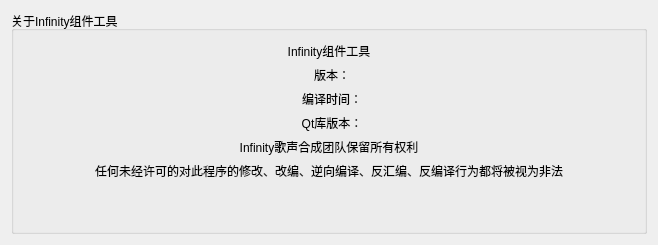
The window that IIDialog.ui (Infinity-Voice-Synthesis/InfinityModuleTool) describes before a commit, drawn with Qt 5.
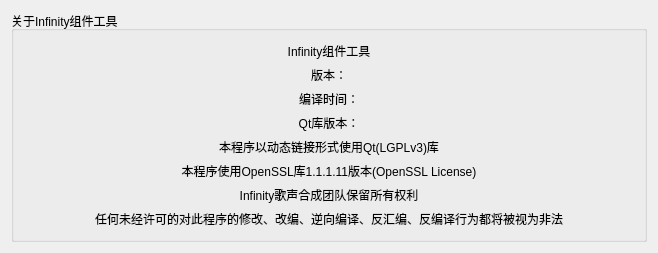
The same window after the commit. Icons and pictures are not drawn.

What changed in the file:
```diff
--- a/IIDialog.ui
+++ b/IIDialog.ui
@@ -24,36 +24,24 @@
       <string>关于Infinity组件工具</string>
      </property>
      <layout class="QGridLayout" name="gridLayout">
-      <item row="2" column="1">
-       <widget class="QLabel" name="comt">
+      <item row="6" column="0" colspan="2">
+       <widget class="QLabel" name="label_3">
         <property name="text">
-         <string>编译时间：</string>
+         <string>Infinity歌声合成团队保留所有权利</string>
         </property>
         <property name="alignment">
          <set>Qt::AlignCenter</set>
         </property>
        </widget>
       </item>
-      <item row="7" column="1">
-       <spacer name="horizontalSpacer_2">
-        <property name="orientation">
-         <enum>Qt::Horizontal</enum>
-        </property>
-        <property name="sizeHint" stdset="0">
-         <size>
-          <width>602</width>
-          <height>20</height>
-         </size>
-        </property>
-       </spacer>
-      </item>
       <item row="5" column="0" colspan="2">
-       <widget class="QLabel" name="label_4">
-        <property name="text">
-         <string>任何未经许可的对此程序的修改、改编、逆向编译、反汇编、反编译行为都将被视为非法</string>
+       <widget class="QPushButton" name="openssl">
+        <property name="styleSheet">
+         <string notr="true">border:none;
+background-color: rgba(255, 255, 255, 0);</string>
         </property>
-        <property name="alignment">
-         <set>Qt::AlignCenter</set>
+        <property name="text">
+         <string>本程序使用OpenSSL库1.1.1.11版本(OpenSSL License)</string>
         </property>
        </widget>
       </item>
@@ -67,17 +55,27 @@
         </property>
        </widget>
       </item>
-      <item row="1" column="1">
-       <widget class="QLabel" name="version">
+      <item row="7" column="0" colspan="2">
+       <widget class="QLabel" name="label_4">
         <property name="text">
-         <string>版本：</string>
+         <string>任何未经许可的对此程序的修改、改编、逆向编译、反汇编、反编译行为都将被视为非法</string>
         </property>
         <property name="alignment">
          <set>Qt::AlignCenter</set>
         </property>
        </widget>
       </item>
-      <item row="3" column="1">
+      <item row="4" column="0" colspan="2">
+       <widget class="QLabel" name="label_2">
+        <property name="text">
+         <string>本程序以动态链接形式使用Qt(LGPLv3)库</string>
+        </property>
+        <property name="alignment">
+         <set>Qt::AlignCenter</set>
+        </property>
+       </widget>
+      </item>
+      <item row="3" column="0" colspan="2">
        <widget class="QPushButton" name="QVersion">
         <property name="styleSheet">
          <string notr="true">border:none;
@@ -88,28 +86,25 @@
         </property>
        </widget>
       </item>
-      <item row="4" column="0" colspan="2">
-       <widget class="QLabel" name="label_3">
+      <item row="2" column="0" colspan="2">
+       <widget class="QLabel" name="comt">
         <property name="text">
-         <string>Infinity歌声合成团队保留所有权利</string>
+         <string>编译时间：</string>
         </property>
         <property name="alignment">
          <set>Qt::AlignCenter</set>
         </property>
        </widget>
       </item>
-      <item row="6" column="1">
-       <spacer name="horizontalSpacer">
-        <property name="orientation">
-         <enum>Qt::Horizontal</enum>
+      <item row="1" column="0" colspan="2">
+       <widget class="QLabel" name="version">
+        <property name="text">
+         <string>版本：</string>
         </property>
-        <property name="sizeHint" stdset="0">
-         <size>
-          <width>40</width>
-          <height>20</height>
-         </size>
+        <property name="alignment">
+         <set>Qt::AlignCenter</set>
         </property>
-       </spacer>
+       </widget>
       </item>
      </layout>
     </widget>
```
